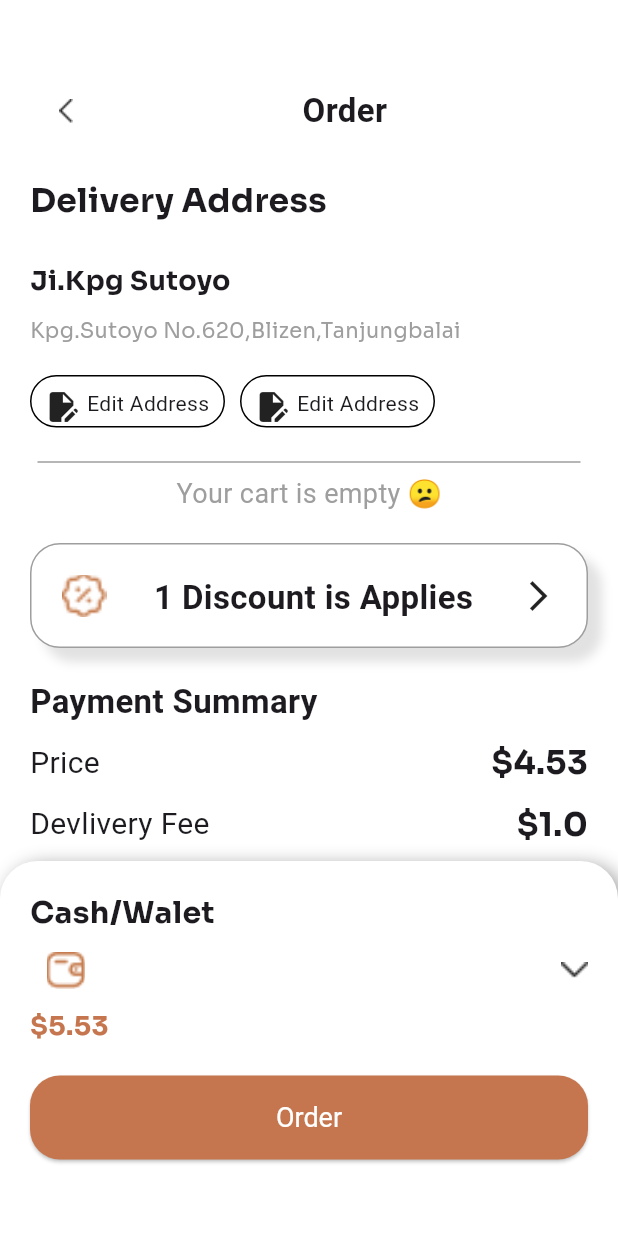
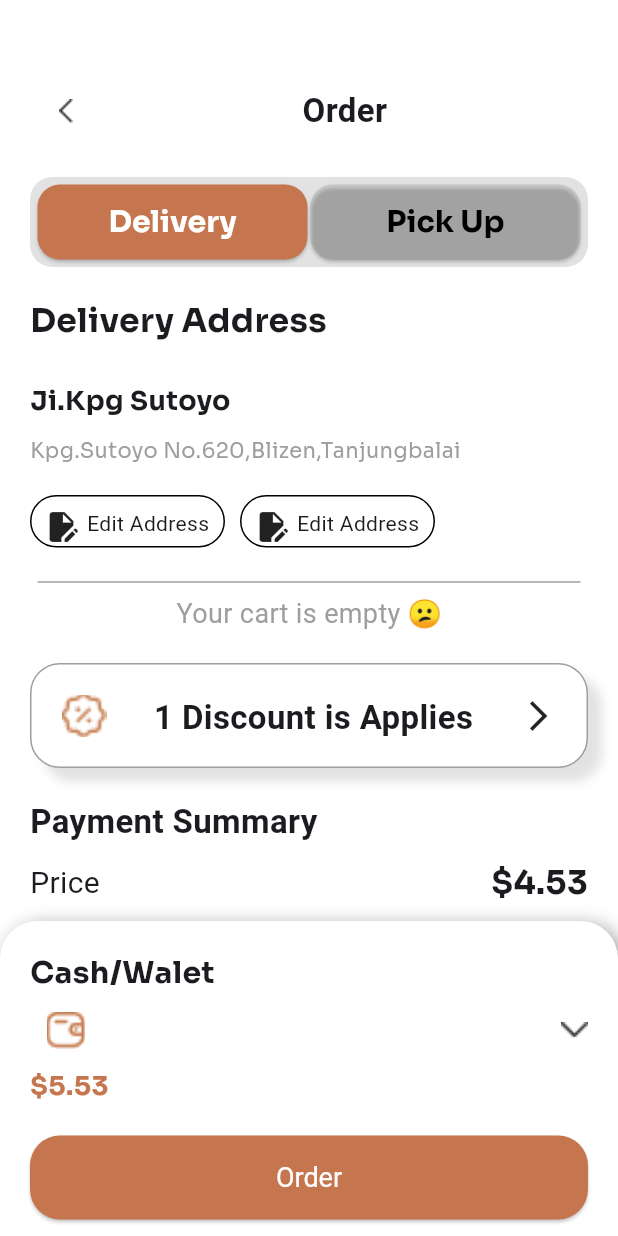
Before and after one commit to OwaisRaza1941/Coffee-App, a Flutter app: the CartScreen screen opened directly, on a phone screen of 412 x 824 dp. Run offline on Flutter 3.47's test engine with Material 3 defaults, Android fonts, the phone set to English and light mode, and no system bars; our stand-ins replace get, google_fonts.

Commit message:
Cart Screen With Product

```diff
--- a/lib/app/screens/cart_screen.dart
+++ b/lib/app/screens/cart_screen.dart
@@ -2,6 +2,7 @@ import 'package:coffee_app/app/components/cart_button.dart';
 import 'package:coffee_app/app/screens/widgets/cart_appbar.dart';
 import 'package:coffee_app/app/screens/widgets/cart_bottom_navigationbar.dart';
 import 'package:coffee_app/app/screens/widgets/cart_product_section.dart';
+import 'package:coffee_app/app/screens/widgets/delivery_options.dart';
 import 'package:coffee_app/app/screens/widgets/discount_cart.dart';
 import 'package:coffee_app/app/screens/widgets/paynemt_summry_section.dart';
 import 'package:flutter/material.dart';
@@ -21,6 +22,8 @@ class CartScreen extends StatelessWidget {
             crossAxisAlignment: CrossAxisAlignment.start,
             children: [
               CartAppbar(),
+              SizedBox(height: 20),
+              DeliveryOption(),
               SizedBox(height: 20),
               Text(
                 'Delivery Address',
--- a/lib/app/screens/onboarding_screen.dart
+++ b/lib/app/screens/onboarding_screen.dart
@@ -1,5 +1,5 @@
 import 'package:coffee_app/app/constants/styles.dart';
-import 'package:coffee_app/app/screens/home_screen.dart';
+import 'package:coffee_app/app/screens/main_screen.dart';
 import 'package:coffee_app/app/screens/widgets/elevated_button.dart';
 import 'package:flutter/material.dart';
 import 'package:get/get.dart';
@@ -51,7 +51,7 @@ class OnBoardingScreen extends StatelessWidget {
               widht: double.infinity,
               height: 56,
               voidCallback: () {
-                Get.to(HomeScreen());
+                Get.to(MainScreen());
               },
             ),
           ),
--- a/lib/app/screens/widgets/cart_bottom_navigationbar.dart
+++ b/lib/app/screens/widgets/cart_bottom_navigationbar.dart
@@ -11,7 +11,7 @@ class CartBottomNavigationbar extends StatelessWidget {
   Widget build(BuildContext context) {
     return Container(
       width: double.infinity,
-      height: 250,
+      height: 210,
       padding: EdgeInsets.all(20),
       decoration: Styles.cartBottomNavigationStyle,
       child: Column(
--- /dev/null
+++ b/lib/app/screens/widgets/delivery_options.dart
@@ -0,0 +1,88 @@
+import 'package:coffee_app/app/constants/colors.dart';
+import 'package:flutter/material.dart';
+import 'package:google_fonts/google_fonts.dart';
+
+class DeliveryOption extends StatefulWidget {
+  const DeliveryOption({super.key});
+
+  @override
+  State<DeliveryOption> createState() => _DeliveryOptionState();
+}
+
+class _DeliveryOptionState extends State<DeliveryOption> {
+  bool isDeliverySelected = true;
+
+  @override
+  Widget build(BuildContext context) {
+    return Container(
+      width: double.infinity,
+      height: 60,
+      padding: EdgeInsets.all(5),
+      decoration: BoxDecoration(
+        color: Colors.grey.withOpacity(0.3),
+        borderRadius: BorderRadius.circular(15),
+      ),
+      child: Row(
+        mainAxisAlignment: MainAxisAlignment.spaceBetween,
+        children: [
+          SizedBox(
+            width: 180,
+            height: double.infinity,
+            child: ElevatedButton(
+              style: ElevatedButton.styleFrom(
+                textStyle: GoogleFonts.sora(
+                  fontSize: 20,
+                  fontWeight: FontWeight.bold,
+                ),
+                backgroundColor: isDeliverySelected
+                    ? AppColors.buttonAndIconColor
+                    : Colors.grey.withOpacity(0.3),
+                foregroundColor: isDeliverySelected
+                    ? Colors.white
+                    : Colors.black,
+                shape: RoundedRectangleBorder(
+                  borderRadius: BorderRadius.circular(15),
+                ),
+              ),
+              onPressed: () {
+                setState(() {
+                  isDeliverySelected = true;
+                });
+              },
+              child: Text('Delivery'),
+            ),
+          ),
+
+          // 🏠 Pick Up Button
+          SizedBox(
+            width: 180,
+            height: double.infinity,
+            child: ElevatedButton(
+              style: ElevatedButton.styleFrom(
+                textStyle: GoogleFonts.sora(
+                  fontSize: 20,
+                  fontWeight: FontWeight.bold,
+                ),
+                backgroundColor: isDeliverySelected
+                    ? Colors.grey.withOpacity(0.3)
+                    : AppColors.buttonAndIconColor,
+                foregroundColor: isDeliverySelected
+                    ? Colors.black
+                    : Colors.white,
+                shape: RoundedRectangleBorder(
+                  borderRadius: BorderRadius.circular(15),
+                ),
+              ),
+              onPressed: () {
+                setState(() {
+                  isDeliverySelected = false;
+                });
+              },
+              child: Text('Pick Up'),
+            ),
+          ),
+        ],
+      ),
+    );
+  }
+}
```
Also changed, not shown: lib/app/screens/home_screen.dart (+1 -55 lines), lib/app/screens/main_screen.dart (added, +105 -0 lines), assets/icons/bag_icon.png (added), assets/icons/home_icon.png (added), assets/icons/notification_icon.png (added).
